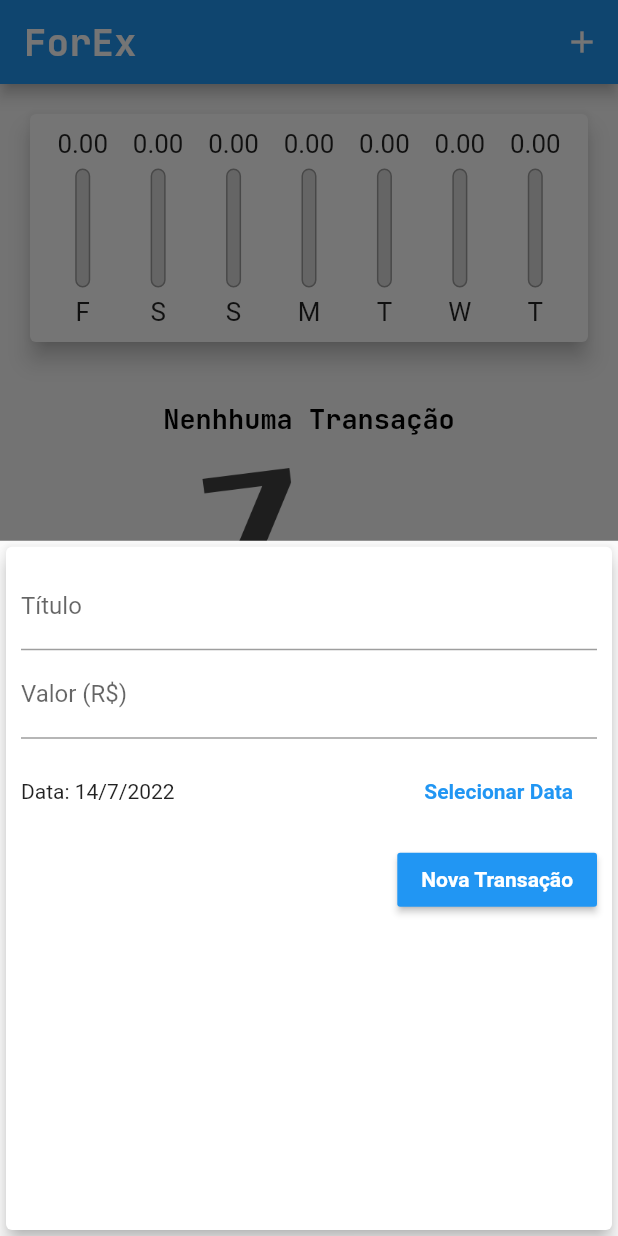
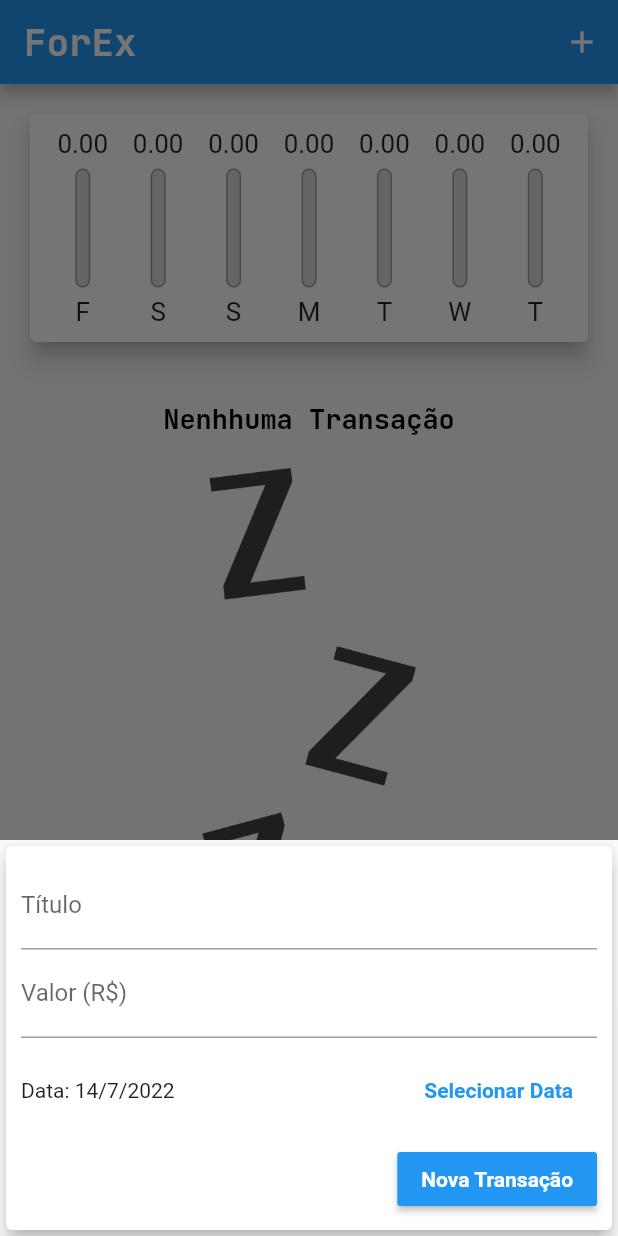
Before and after one commit to JoaoVGStahl/expenses, a Flutter app: the screen it shows after launch, after a tap on the "add" icon, on a phone screen of 412 x 824 dp. Run offline on Flutter 3.47's test engine with Material 2 defaults, Android fonts, the phone set to English and light mode, and no system bars.

Commit message:
adaptacoes p ios

```diff
--- a/lib/components/transaction_form.dart
+++ b/lib/components/transaction_form.dart
@@ -33,21 +33,26 @@ class _TransactionFormState extends State<TransactionForm> {
       firstDate: DateTime(2022),
       lastDate: DateTime.now(),
     ).then((pickedDate) {
-      if(pickedDate == null) return;
+      if (pickedDate == null) return;
 
       setState(() {
         _selectedDate = pickedDate;
       });
-
     });
   }
 
   @override
   Widget build(BuildContext context) {
-    return Card(
+    return SingleChildScrollView(
+      child: Card(
         elevation: 5,
         child: Padding(
-        padding: const EdgeInsets.all(10),
+          padding: EdgeInsets.only(
+            top: 10,
+            right: 10,
+            left: 10,
+            bottom: 10 + MediaQuery.of(context).viewInsets.bottom,
+          ),
           child: Column(
             children: [
               TextField(
@@ -99,6 +104,7 @@ class _TransactionFormState extends State<TransactionForm> {
             ],
           ),
         ),
+      ),
     );
   }
 }
--- a/lib/main.dart
+++ b/lib/main.dart
@@ -1,3 +1,4 @@
+import 'dart:io';
 import 'dart:math';
 
 import 'package:expenses/components/chart.dart';
@@ -86,8 +87,9 @@ class _MyHomePageState extends State<MyHomePage> {
 
   @override
   Widget build(BuildContext context) {
+    final mediaQuery = MediaQuery.of(context);
     bool isLandscape =
-        MediaQuery.of(context).orientation == Orientation.landscape;
+        mediaQuery.orientation == Orientation.landscape;
 
     final appBar = AppBar(
       title: Text(
@@ -109,9 +111,9 @@ class _MyHomePageState extends State<MyHomePage> {
       ],
     );
 
-    final availableHeight = MediaQuery.of(context).size.height -
+    final availableHeight = mediaQuery.size.height -
         appBar.preferredSize.height -
-        MediaQuery.of(context).padding.top;
+        mediaQuery.padding.top;
 
     return Scaffold(
       appBar: appBar,
@@ -126,15 +128,15 @@ class _MyHomePageState extends State<MyHomePage> {
                 ),
               if (!_showChart || !isLandscape)
                 Container(
-                  height: availableHeight * 0.75,
+                  height: availableHeight * (isLandscape ? 1 : 0.70),
                   child: TransactionList(_transcations, _deleteTransaction),
                 ),
             ]),
       ),
-      floatingActionButton: FloatingActionButton(
+      floatingActionButton: Platform.isAndroid ? FloatingActionButton(
         child: Icon(Icons.add),
         onPressed: () => _openTransactionFormModal(context),
-      ),
+      ) : Container(),
       floatingActionButtonLocation: FloatingActionButtonLocation.endFloat,
     );
   }
```
Lines whose indentation alone changed are shown as unchanged.
